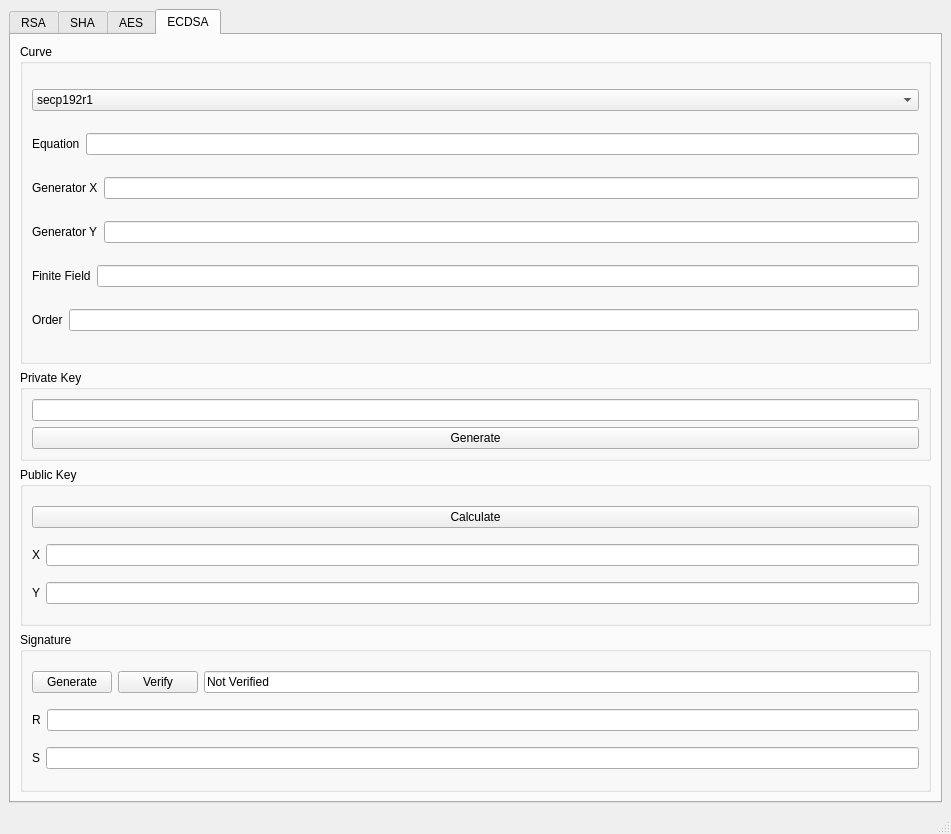
jbarbourmoore/Cryptography-Exploration, file C++_Implementations/QT_GUI_Cryptography/resources/mainwindow.ui: the form before one commit.
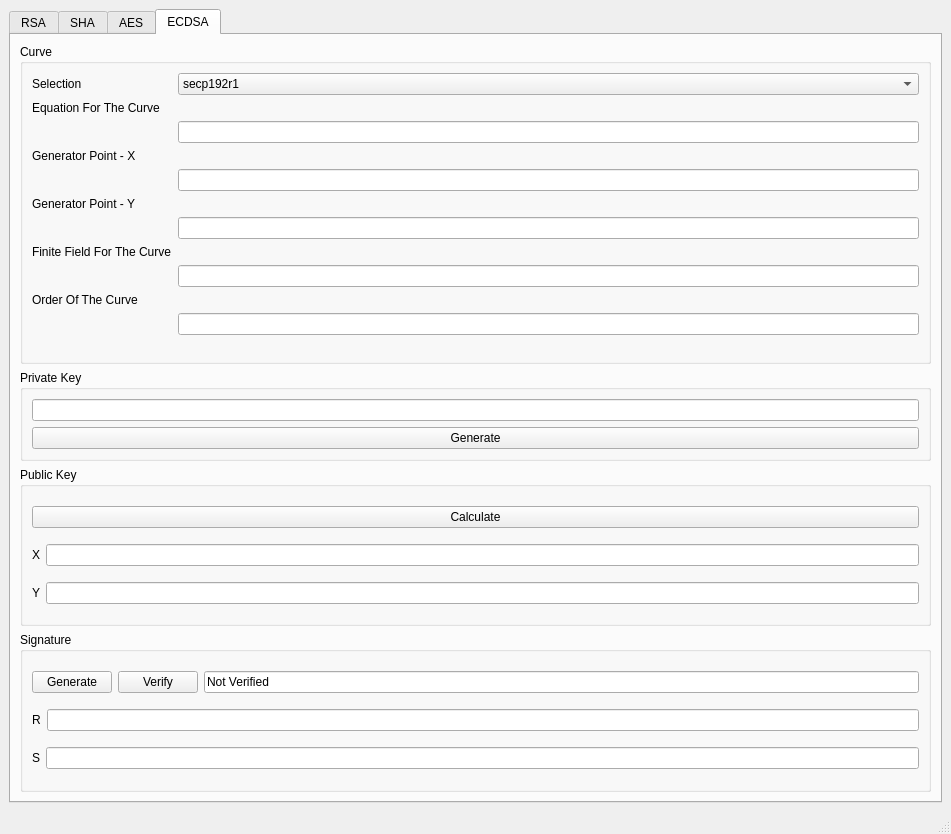
The form after the commit. The open tabs and pages were chosen to show the change.

Commit message: added private key gen to gui application for ecdsa

Diff of the .ui file:
```diff
--- a/C++_Implementations/QT_GUI_Cryptography/resources/mainwindow.ui
+++ b/C++_Implementations/QT_GUI_Cryptography/resources/mainwindow.ui
@@ -994,8 +994,15 @@
           <property name="title">
            <string>Curve</string>
           </property>
-          <layout class="QVBoxLayout" name="verticalLayout_17">
-           <item>
+          <layout class="QFormLayout" name="formLayout_2">
+           <item row="0" column="0">
+            <widget class="QLabel" name="label_12">
+             <property name="text">
+              <string>Selection</string>
+             </property>
+            </widget>
+           </item>
+           <item row="0" column="1">
             <widget class="QComboBox" name="ecdsa_curve_select">
              <item>
               <property name="text">
@@ -1024,75 +1031,75 @@
              </item>
             </widget>
            </item>
-           <item>
-            <layout class="QHBoxLayout" name="horizontalLayout_10">
-             <item>
+           <item row="1" column="0">
               <widget class="QLabel" name="label_13">
                <property name="text">
-                <string>Equation</string>
+              <string>Equation For The Curve</string>
                </property>
               </widget>
              </item>
-             <item>
-              <widget class="QLineEdit" name="ecdsa_equation_edit"/>
-             </item>
-            </layout>
-           </item>
-           <item>
-            <layout class="QHBoxLayout" name="horizontalLayout_16">
-             <item>
+           <item row="2" column="1">
+            <widget class="QLineEdit" name="ecdsa_equation_edit">
+             <property name="readOnly">
+              <bool>true</bool>
+             </property>
+            </widget>
+           </item>
+           <item row="3" column="0">
               <widget class="QLabel" name="label_14">
                <property name="text">
-                <string>Generator X</string>
+              <string>Generator Point - X</string>
                </property>
               </widget>
              </item>
-             <item>
-              <widget class="QLineEdit" name="ecdsa_genx_edit"/>
-             </item>
-            </layout>
-           </item>
-           <item>
-            <layout class="QHBoxLayout" name="horizontalLayout_23">
-             <item>
+           <item row="4" column="1">
+            <widget class="QLineEdit" name="ecdsa_genx_edit">
+             <property name="readOnly">
+              <bool>true</bool>
+             </property>
+            </widget>
+           </item>
+           <item row="5" column="0">
               <widget class="QLabel" name="label_19">
                <property name="text">
-                <string>Generator Y</string>
+              <string>Generator Point - Y</string>
                </property>
               </widget>
              </item>
-             <item>
-              <widget class="QLineEdit" name="ecdsa_geny_edit"/>
-             </item>
-            </layout>
-           </item>
-           <item>
-            <layout class="QHBoxLayout" name="horizontalLayout_24">
-             <item>
+           <item row="6" column="1">
+            <widget class="QLineEdit" name="ecdsa_geny_edit">
+             <property name="readOnly">
+              <bool>true</bool>
+             </property>
+            </widget>
+           </item>
+           <item row="7" column="0">
               <widget class="QLabel" name="label_20">
                <property name="text">
-                <string>Finite Field</string>
+              <string>Finite Field For The Curve</string>
                </property>
               </widget>
              </item>
-             <item>
-              <widget class="QLineEdit" name="ecdsa_finitefield_edit"/>
-             </item>
-            </layout>
-           </item>
-           <item>
-            <layout class="QHBoxLayout" name="horizontalLayout_25">
-             <item>
+           <item row="8" column="1">
+            <widget class="QLineEdit" name="ecdsa_finitefield_edit">
+             <property name="readOnly">
+              <bool>true</bool>
+             </property>
+            </widget>
+           </item>
+           <item row="9" column="0">
               <widget class="QLabel" name="label_21">
                <property name="text">
-                <string>Order</string>
+              <string>Order Of The Curve</string>
                </property>
               </widget>
              </item>
-             <item>
-              <widget class="QLineEdit" name="ecdsa_order_edit"/>
-             </item>
-            </layout>
+           <item row="10" column="1">
+            <widget class="QLineEdit" name="ecdsa_order_edit">
+             <property name="readOnly">
+              <bool>true</bool>
+             </property>
+            </widget>
            </item>
           </layout>
          </widget>
```
Left out of the diff: 5 changed lines with no effect on the pictures. Lines whose indentation alone changed are shown as unchanged. The commit also changes 3 other files.
